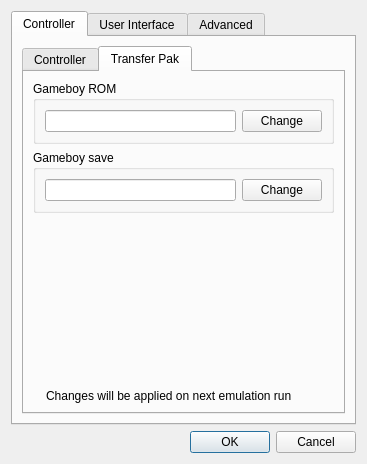
First picture: the form in Source/RMG-Input/UserInterface/OptionsDialog.ui, repository Rosalie241/RMG, before the edit.
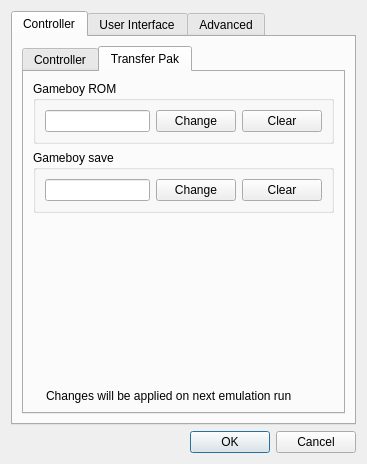
Second picture: the form after the edit. The open tabs and pages were chosen to show the change. Icons and pictures are not drawn.

Commit message: RMG: add clear buttons for the gameboy rom/save settings

What changed in the file:
```diff
--- a/Source/RMG-Input/UserInterface/OptionsDialog.ui
+++ b/Source/RMG-Input/UserInterface/OptionsDialog.ui
@@ -116,6 +116,13 @@
                 </property>
                </widget>
               </item>
+              <item>
+               <widget class="QPushButton" name="clearGameboyRomButton">
+                <property name="text">
+                 <string>Clear</string>
+                </property>
+               </widget>
+              </item>
              </layout>
             </widget>
            </item>
@@ -139,6 +146,13 @@
                 </property>
                </widget>
               </item>
+              <item>
+               <widget class="QPushButton" name="clearGameboySaveButton">
+                <property name="text">
+                 <string>Clear</string>
+                </property>
+               </widget>
+              </item>
              </layout>
             </widget>
            </item>
```
The commit also changes 2 other files.
